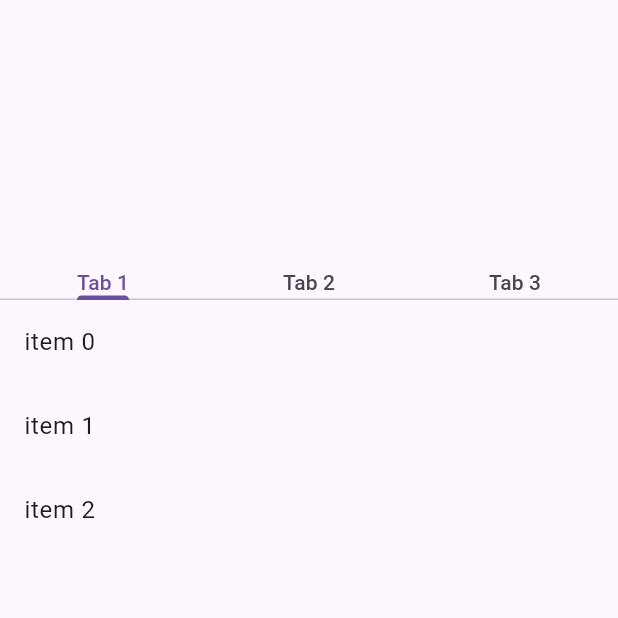
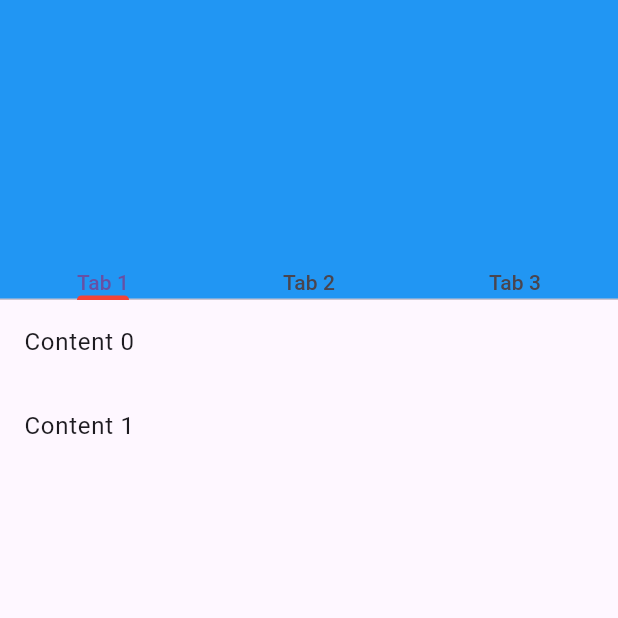
Before and after one commit to MrSolomonAccount/tabbar, a Flutter app: the screen it shows after launch, on a phone screen of 412 x 824 dp, the top half of it. Run offline on Flutter 3.47's test engine with Material 3 defaults, Android fonts, the phone set to English and light mode, and no system bars; missing offline and left inert: autoscale_tabbarview.

Commit message:
almost there

```diff
--- a/lib/main.dart
+++ b/lib/main.dart
@@ -1,4 +1,5 @@
-import "package:flutter/material.dart";
+import 'package:autoscale_tabbarview/autoscale_tabbarview.dart';
+import 'package:flutter/material.dart';
 void main()=>runApp(const MyApp());
 class MyApp extends StatelessWidget {
   const MyApp({super.key});
@@ -6,7 +7,8 @@ class MyApp extends StatelessWidget {
   @override
   Widget build(BuildContext context) {
     return const MaterialApp(
-      home:  HomePage()
+    //showSemanticsDebugger: true,
+      home: HomePage()
     );
   }
 }
@@ -17,41 +19,70 @@ class HomePage extends StatefulWidget {
   State<HomePage> createState() => _HomePageState();
 }
 
-class _HomePageState extends State<HomePage> with TickerProviderStateMixin {
- late TabController tabController;
- @override
- void initState() {
+class _HomePageState extends State<HomePage> with TickerProviderStateMixin{
+  late TabController tabController;
+  int tabIndex=0;
+  @override
+  void initState() {
     // TODO: implement initState
     super.initState();
-tabController= TabController(length: 3, vsync: this);
+    tabController=TabController(length: 3, vsync: this);
+  tabController.addListener(() => setState(() {
+
+  }));
   }
   @override
   Widget build(BuildContext context) {
     return  Scaffold(
-      body: CustomScrollView(
+      body:
+      CustomScrollView(
         slivers: [
-SliverAppBar(floating: true,
-   pinned:true,
-        expandedHeight: 200.0,
-        bottom:  TabBar(
-          controller: tabController,
-          tabs: const [Text("Tab 1"), Text("Tab 2"), Text("Tab 3")])
-      ),
+          SliverAppBar(
+            expandedHeight: 200,
+            backgroundColor: Colors.blue,
+            bottom:TabBar(
 
-      SliverFillRemaining(child: DefaultTabController(length: 3,
-    child: TabBarView(
-        children:  [
-
-    ListView.builder(itemCount:3,itemBuilder: (context, index)=>ListTile(title: Text("item $index"))),
-    ListView.builder(itemCount:3,itemBuilder: (context, index)=>ListTile(title: Text("item $index"))),
-    ListView.builder(itemCount:100,itemBuilder: (context, index)=>ListTile(title: Text("item $index")))
+              controller: tabController,
+              indicatorColor: Colors.red,
+              tabs: const [Text("Tab 1"), Text("Tab 2"), Text("Tab 3")]),
+          ),
 
 
 
-        ]
-      )),)
-]
+/*SliverList.builder(
+  itemCount: switch(tabController.index){
+    0=>2,
+    1=>3,
+    _=>50
+  },
+  itemBuilder: (context, index)=> const ListTile(title: Text("mango"),))
+*/
+
+   SliverFillRemaining(
+      child:TabBarView(
+        controller: tabController,
+        children:  [
+                  ListView.builder(
+          itemCount:2 ,
+          itemBuilder: (_, index)=>ListTile(title: Text("Content $index"),)),
+                  ListView.builder(
+          itemCount:3 ,
+          itemBuilder: (_, index)=>ListTile(title: Text("Content $index"),)),
+
+       ListView.builder(
+      physics: const FixedExtentScrollPhysics(),
+          itemCount:50 ,
+          itemBuilder: (_, index)=>ListTile(title: Text("Content $index"),))
+
+
+        ]),
     )
+
+        ],
+      ),
+
+
     );
+
   }
 }
--- a/pubspec.yaml
+++ b/pubspec.yaml
@@ -35,6 +35,7 @@ dependencies:
   # The following adds the Cupertino Icons font to your application.
   # Use with the CupertinoIcons class for iOS style icons.
   cupertino_icons: ^1.0.2
+  autoscale_tabbarview: ^1.0.2
 
 dev_dependencies:
   flutter_test:
```
Also changed, not shown: pubspec.lock.
